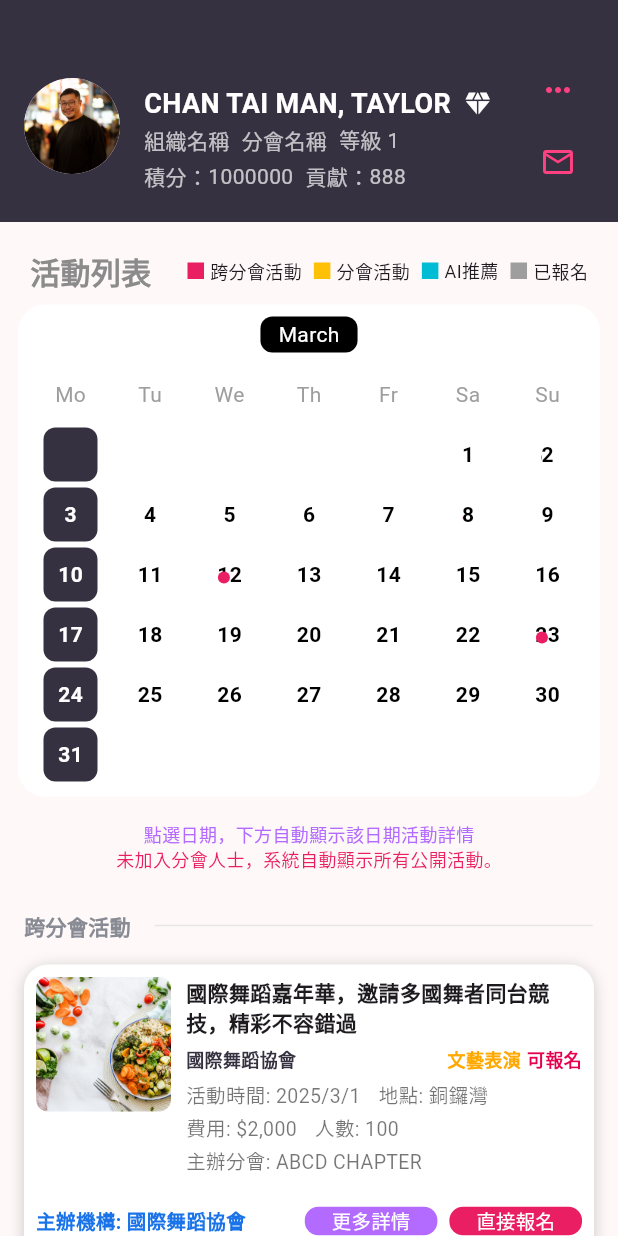
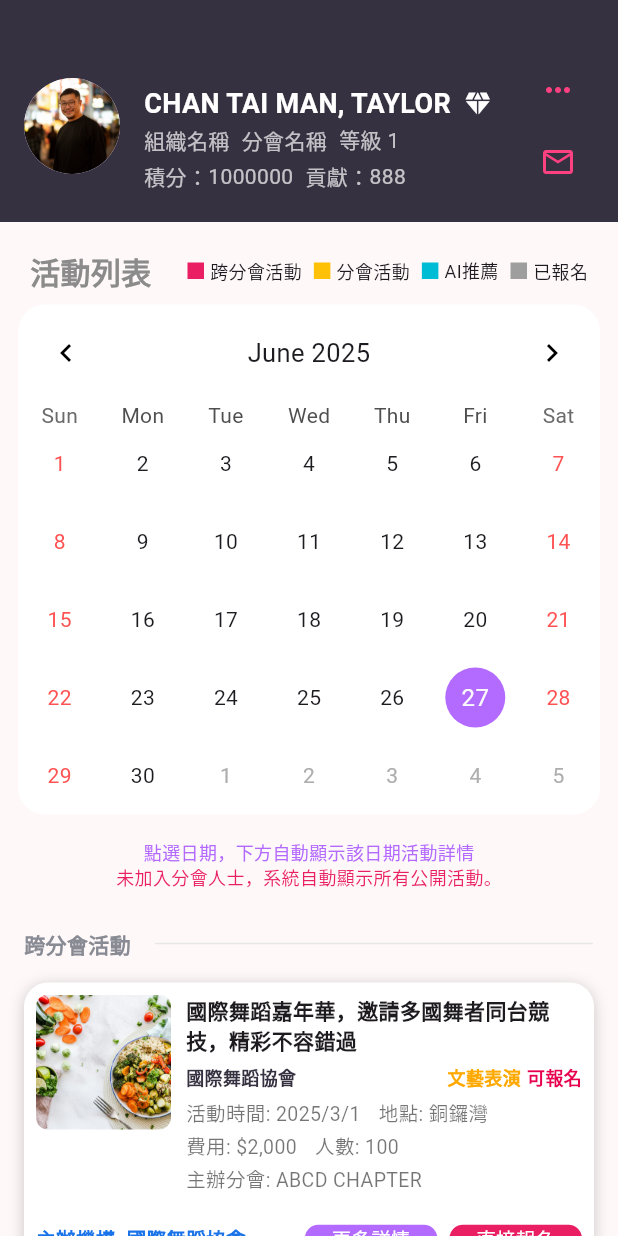
Before and after one commit to wangqiwei66/business_synerthink, a Flutter app: the ActivityView screen opened directly, on a phone screen of 412 x 824 dp. Run offline on Flutter 3.47's test engine with Material 3 defaults, Android fonts, the light colour scheme and no system bars; drawn by our look-alikes of table_calendar; our stand-ins replace auto_size_text, cached_network_image, dio, fl_chart, flutter_animate, flutter_easyloading and 14 more; missing offline and left inert: dart:ffi, flutter_cupertino_datetime_picker, fluwx, jwt_decode, qr_code_scanner; accounts and stored records are empty; Roboto replaces fonts that are missing (PingFang SC).

Commit message:
feat: 添加日历组件，更新活动视图以支持日期选择功能

```diff
--- a/lib/app/pages/activity_view.dart
+++ b/lib/app/pages/activity_view.dart
@@ -1,5 +1,6 @@
 import 'package:flutter/material.dart';
 import 'package:get/get.dart';
+import 'package:table_calendar/table_calendar.dart';
 import 'package:tiny_weight/app/config/color.dart';
 import 'package:tiny_weight/app/pages/userinfo_view.dart';
 import 'package:tiny_weight/app/widgets/divider.dart';
@@ -8,6 +9,9 @@
 class ActivityView extends StatelessWidget {
   ActivityView({super.key});
   final logic = Get.put(ActivityLogic());
+
+  DateTime _focusedDay = DateTime.now();
+  DateTime? _selectedDay;
 
   @override
   Widget build(BuildContext context) {
@@ -94,7 +98,6 @@
   }
 
   Widget _buildCalendar() {
-    // 这里只做静态UI示例，实际可用第三方日历控件
     return Padding(
       padding: const EdgeInsets.symmetric(horizontal: 12, vertical: 8),
       child: Container(
@@ -102,84 +105,36 @@
           color: Colors.white,
           borderRadius: BorderRadius.circular(18),
         ),
-        child: Column(
-          children: [
-            const SizedBox(height: 8),
-            Container(
-              padding: const EdgeInsets.symmetric(horizontal: 12, vertical: 2),
-              decoration: BoxDecoration(
-                color: Colors.black,
-                borderRadius: BorderRadius.circular(8),
-              ),
-              child: const Text('March', style: TextStyle(color: Colors.white)),
+        child: TableCalendar(
+          firstDay: DateTime.utc(2020, 1, 1),
+          lastDay: DateTime.utc(2030, 12, 31),
+          focusedDay: _focusedDay,
+          selectedDayPredicate: (day) => isSameDay(_selectedDay, day),
+          calendarFormat: CalendarFormat.month,
+          headerStyle: const HeaderStyle(
+            formatButtonVisible: false,
+            titleCentered: true,
+            leftChevronIcon: Icon(Icons.chevron_left, color: Colors.black),
+            rightChevronIcon: Icon(Icons.chevron_right, color: Colors.black),
+          ),
+          calendarStyle: const CalendarStyle(
+            todayDecoration: BoxDecoration(
+              color: Color(0xFFB36AFF),
+              shape: BoxShape.circle,
             ),
-            const SizedBox(height: 8),
-            // 静态日历行
-            _buildCalendarRow(['Mo', 'Tu', 'We', 'Th', 'Fr', 'Sa', 'Su'],
-                isHeader: true),
-            _buildCalendarRow(['', '', '', '', '', '1', '2'], dots: [6]),
-            _buildCalendarRow(['3', '4', '5', '6', '7', '8', '9'], dots: [5]),
-            _buildCalendarRow(['10', '11', '12', '13', '14', '15', '16'],
-                dots: [2]),
-            _buildCalendarRow(['17', '18', '19', '20', '21', '22', '23'],
-                dots: [6]),
-            _buildCalendarRow(['24', '25', '26', '27', '28', '29', '30']),
-            _buildCalendarRow(['31', '', '', '', '', '', '']),
-            const SizedBox(height: 8),
-          ],
+            selectedDecoration: BoxDecoration(
+              color: Colors.pink,
+              shape: BoxShape.circle,
+            ),
+            weekendTextStyle: TextStyle(color: Colors.redAccent),
+          ),
+          onDaySelected: (selectedDay, focusedDay) {
+            _selectedDay = selectedDay;
+            _focusedDay = focusedDay;
+            // 这里可加 setState 或逻辑联动
+          },
         ),
       ),
-    );
-  }
-
-  Widget _buildCalendarRow(List<String> days,
-      {bool isHeader = false, List<int>? dots}) {
-    return Row(
-      mainAxisAlignment: MainAxisAlignment.spaceEvenly,
-      children: List.generate(days.length, (i) {
-        final isDot = dots != null && dots.contains(i);
-        return Container(
-          margin: const EdgeInsets.symmetric(vertical: 2),
-          width: 36,
-          height: 36,
-          decoration: BoxDecoration(
-            color: isHeader
-                ? Colors.transparent
-                : (i == 0 && !isHeader)
-                    ? const Color(0xFF363140)
-                    : Colors.transparent,
-            borderRadius: BorderRadius.circular(8),
-          ),
-          child: Center(
-            child: isHeader
-                ? Text(days[i], style: const TextStyle(color: Colors.grey))
-                : Stack(
-                    alignment: Alignment.center,
-                    children: [
-                      Text(days[i],
-                          style: TextStyle(
-                              color: i == 0 && !isHeader
-                                  ? Colors.white
-                                  : Colors.black,
-                              fontWeight: FontWeight.bold)),
-                      if (isDot)
-                        Positioned(
-                          bottom: 4,
-                          right: 8,
-                          child: Container(
-                            width: 8,
-                            height: 8,
-                            decoration: BoxDecoration(
-                              color: Colors.pink,
-                              borderRadius: BorderRadius.circular(4),
-                            ),
-                          ),
-                        ),
-                    ],
-                  ),
-          ),
-        );
-      }),
     );
   }
 
```
